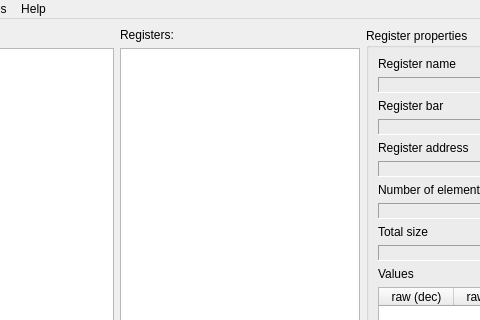
Above: QtHardMonForm.ui from ChimeraTK/QtHardMon before the change; both pictures show x 135 to 615 and y 0 to 320 of the 1044 by 623 pixel window. Below: the same form after it.
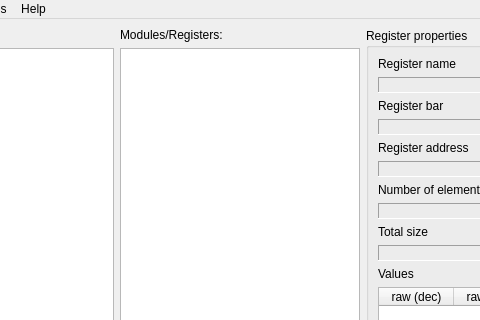
That is the form after the change.

Commit message: first working version of the tree view with module names

What changed in the file:
```diff
--- a/QtHardMonForm.ui
+++ b/QtHardMonForm.ui
@@ -175,7 +175,7 @@
       <item>
        <widget class="QLabel" name="RegistersLabel">
         <property name="text">
-         <string>Registers:</string>
+         <string>Modules/Registers:</string>
         </property>
        </widget>
       </item>
```
Left out of the diff: 2 changed lines with no effect on the pictures. The commit also changes 2 other files.
